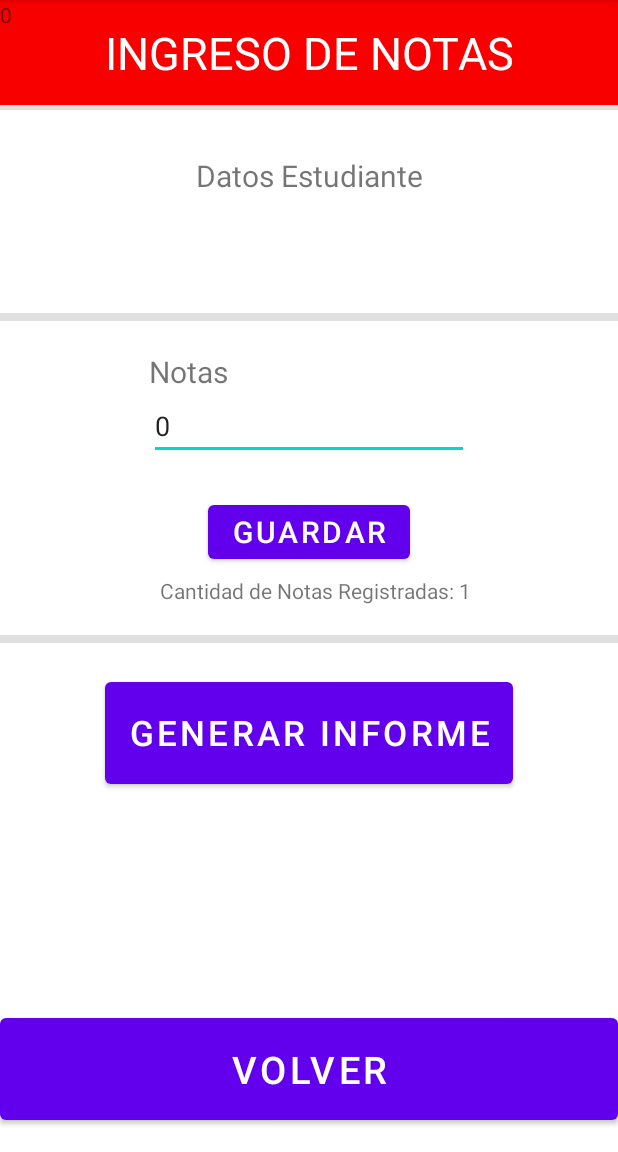
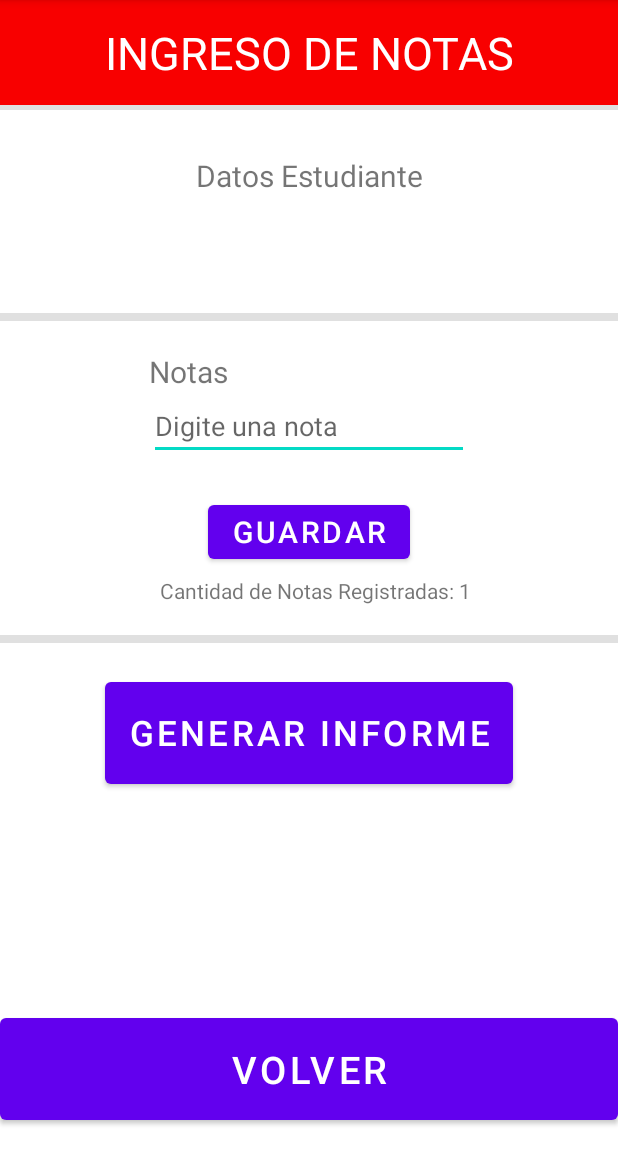
Before and after one commit to Crisjaroca/Laboratorio-Promedio, an Android app: the DatosActivity screen opened directly, with no data from a screen before it, after a tap on "GUARDAR", on a phone screen of 412 x 824 dp, the part 84-1236 px from its top. Run offline under Robolectric (Android 15) with nearby library versions, the phone set to English and light mode, and no system bars; 1 statement that could not run was skipped.

Commit message:
Pequeña Reestructuración Activity Informe, Activity Datsos

```diff
--- a/app/src/main/java/com/example/promedioest/DatosActivity.java
+++ b/app/src/main/java/com/example/promedioest/DatosActivity.java
@@ -26,8 +26,6 @@ public class DatosActivity extends AppCompatActivity {
     private TextView codigoInfo;
     private TextView materiaInfo;
     private TextView numeroNotas;
-    private TextView notaSuma;
-    private TextView todasNotasDatos;
     private EditText notaInfo;
 
     @Override
@@ -39,9 +37,7 @@ public class DatosActivity extends AppCompatActivity {
         codigoInfo = findViewById(R.id.codigoInfo);
         materiaInfo = findViewById(R.id.materiaInfo);
         numeroNotas = findViewById(R.id.numeroNotas);
-        notaSuma = findViewById(R.id.notaSumaDatos);
         notaInfo = findViewById(R.id.notaInfo);
-        todasNotasDatos = findViewById(R.id.todasNotasDatos);
 
         String nombre = getIntent().getStringExtra("NOMBRE_KEY");
         String codigo = getIntent().getStringExtra("CODIGO_KEY");
@@ -62,13 +58,13 @@ public class DatosActivity extends AppCompatActivity {
             public void onClick(View view) {
                 Bundle enviaDatos = new Bundle();
                 enviaDatos.putStringArray("NOTAS",notasRecibidas);
+                enviaDatos.putInt("NUMERO_KEY", notas);
+                enviaDatos.putInt("SUMATORIA_KEY",sumatoria);
 
                 Intent intent = new Intent(DatosActivity.this, InformeActivity.class);
                 intent.putExtra("NOMBRE_KEY", nombre);
                 intent.putExtra("CODIGO_KEY", codigo);
                 intent.putExtra("MATERIA_KEY", materia);
-                intent.putExtra("NUMERO_KEY" , numeroNotas.getText().toString());
-                intent.putExtra("SUMATORIA_KEY", notaSuma.getText().toString());
                 intent.putExtra("TODAS_NOTAS", notasRecibidas);
                 intent.putExtras(enviaDatos);
                 startActivity(intent);
@@ -79,12 +75,11 @@ public class DatosActivity extends AppCompatActivity {
     public void guardarDatos(View view){
         String notaStr = notaInfo.getText().toString();
         int notaVal = Integer.parseInt(notaStr);
-        todasNotasDatos.setText(notaInfo.getText());
 
         notasRecibidas[notas] = notaStr;
+        sumatoria += notaVal;
 
-        notaInfo.setText(Integer.toString(sumatoria += notaVal));
-        notaSuma.setText(notaInfo.getText());
+        notaInfo.setText("");
         notaInfo.setHint("Digite una nota");
         notas++;
         numeroNotas.setText(Integer.toString(notas));
--- a/app/src/main/res/layout/activity_datos.xml
+++ b/app/src/main/res/layout/activity_datos.xml
@@ -180,17 +180,4 @@
         app:layout_constraintStart_toEndOf="@+id/textView6"
         app:layout_constraintTop_toBottomOf="@+id/guardarBtn" />
 
-    <TextView
-        android:id="@+id/notaSumaDatos"
-        android:layout_width="wrap_content"
-        android:layout_height="wrap_content"
-        android:text="TextView" />
-
-    <TextView
-        android:id="@+id/todasNotasDatos"
-        android:layout_width="wrap_content"
-        android:layout_height="wrap_content"
-        android:text="TextView"
-        app:layout_constraintEnd_toEndOf="parent" />
-
 </androidx.constraintlayout.widget.ConstraintLayout>
```
Also changed, not shown: app/src/main/java/com/example/promedioest/InformeActivity.java (+7 -13 lines), app/src/main/res/layout/activity_informe.xml (+0 -13 lines).
